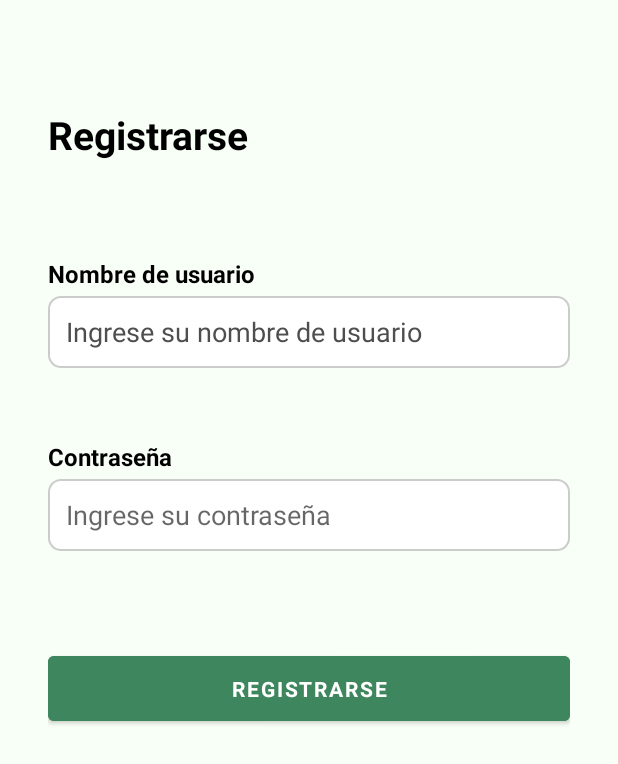
After one commit to Vicserra22/ADNApp, an Android app: the RegisterActivity screen opened directly, with no data from a screen before it, on a phone screen of 412 x 824 dp. The commit adds this screen. Shown: the top 764 px of the screen. Run offline under Robolectric (Android 15) with nearby library versions, the phone set to English and light mode, and no system bars; our stand-ins replace Firebase (no records; nobody signed in at launch, a user with empty details on screens opened directly).

Commit message:
Register flow

```diff
--- a/app/src/main/java/com/example/adnapp/DietSelectionFragment.kt
+++ b/app/src/main/java/com/example/adnapp/DietSelectionFragment.kt
@@ -1,4 +1,4 @@
-package com.example.adnapp.fragments
+package com.example.adnapp
 
 import android.os.Bundle
 import android.view.LayoutInflater
--- /dev/null
+++ b/app/src/main/java/com/example/adnapp/RegisterActivity.kt
@@ -0,0 +1,49 @@
+package com.example.adnapp
+
+import android.content.Intent
+import android.os.Bundle
+import android.widget.Toast
+import androidx.appcompat.app.AppCompatActivity
+import com.google.firebase.auth.FirebaseAuth
+import com.example.adnapp.databinding.ActivityRegisterBinding
+
+class RegisterActivity : AppCompatActivity() {
+
+    private lateinit var binding: ActivityRegisterBinding
+    private lateinit var auth: FirebaseAuth
+
+    override fun onCreate(savedInstanceState: Bundle?) {
+        super.onCreate(savedInstanceState)
+        binding = ActivityRegisterBinding.inflate(layoutInflater)
+        setContentView(binding.root)
+
+        // Inicializar Firebase Auth
+        auth = FirebaseAuth.getInstance()
+
+        // Manejo del botón de registro
+        binding.registerButton.setOnClickListener {
+            val email = binding.usernameEditText.text.toString().trim()
+            val password = binding.passwordEditText.text.toString().trim()
+
+            if (email.isNotEmpty() && password.length >= 6) {
+                auth.createUserWithEmailAndPassword(email, password)
+                    .addOnCompleteListener { task ->
+                        if (task.isSuccessful) {
+                            Toast.makeText(this, "Registro exitoso", Toast.LENGTH_SHORT).show()
+                            // Redirigir a la actividad principal tras el registro
+                            startActivity(Intent(this, MainActivity::class.java))
+                            finish()
+                        } else {
+                            Toast.makeText(this, "Error: ${task.exception?.message}", Toast.LENGTH_LONG).show()
+                        }
+                    }
+            } else {
+                Toast.makeText(
+                    this,
+                    "Introduce un email válido y una contraseña de al menos 6 caracteres",
+                    Toast.LENGTH_SHORT
+                ).show()
+            }
+        }
+    }
+}
--- /dev/null
+++ b/app/src/main/res/drawable/edittext_background.xml
@@ -0,0 +1,6 @@
+<?xml version="1.0" encoding="utf-8"?>
+<shape xmlns:android="http://schemas.android.com/apk/res/android" android:shape="rectangle">
+    <solid android:color="#FFFFFF" />
+    <corners android:radius="8dp" />
+    <stroke android:width="1dp" android:color="#CCCCCC" />
+</shape>
--- /dev/null
+++ b/app/src/main/res/layout/activity_register.xml
@@ -0,0 +1,81 @@
+<?xml version="1.0" encoding="utf-8"?>
+<ScrollView xmlns:android="http://schemas.android.com/apk/res/android"
+    android:layout_width="match_parent"
+    android:layout_height="match_parent"
+    android:background="@color/background_light"
+    android:padding="32dp">
+
+    <LinearLayout
+        android:layout_width="match_parent"
+        android:layout_height="wrap_content"
+        android:orientation="vertical"
+        android:layout_marginVertical="40dp">
+
+        <TextView
+            android:layout_width="wrap_content"
+            android:layout_height="wrap_content"
+            android:layout_marginBottom="32dp"
+            android:fontFamily="sans-serif"
+            android:text="@string/registrarse"
+            android:textColor="#000000"
+            android:textSize="26sp"
+            android:textStyle="bold" />
+
+        <TextView
+            android:layout_width="wrap_content"
+            android:layout_height="wrap_content"
+            android:layout_marginBottom="4dp"
+            android:fontFamily="sans-serif"
+            android:text="@string/nombre_de_usuario"
+            android:textColor="@color/adn_black"
+            android:textSize="16sp"
+            android:textStyle="bold"
+            android:layout_marginTop="32dp"/>
+
+        <EditText
+            android:id="@+id/usernameEditText"
+            android:layout_width="match_parent"
+            android:layout_height="48dp"
+            android:layout_marginBottom="16dp"
+            android:background="@drawable/edittext_background"
+            android:fontFamily="sans-serif"
+            android:hint="@string/ingrese_su_nombre_de_usuario"
+            android:padding="12dp"
+            android:textColorHint="@color/placeholder" />
+
+        <TextView
+            android:layout_width="wrap_content"
+            android:layout_height="wrap_content"
+            android:layout_marginBottom="4dp"
+            android:fontFamily="sans-serif"
+            android:text="@string/contrase_a"
+            android:textColor="@color/adn_black"
+            android:textSize="16sp"
+            android:textStyle="bold"
+            android:layout_marginTop="32dp"/>
+
+        <EditText
+            android:id="@+id/passwordEditText"
+            android:layout_width="match_parent"
+            android:layout_height="48dp"
+            android:layout_marginBottom="32dp"
+            android:background="@drawable/edittext_background"
+            android:fontFamily="sans-serif"
+            android:hint="@string/ingrese_su_contrase_a"
+            android:inputType="textPassword"
+            android:padding="12dp" />
+
+        <Button
+            android:id="@+id/registerButton"
+            android:layout_width="match_parent"
+            android:layout_height="wrap_content"
+            android:backgroundTint="#3E865D"
+            android:fontFamily="sans-serif"
+            android:padding="12dp"
+            android:text="@string/registrarse"
+            android:textColor="#FFFFFF"
+            android:textStyle="bold"
+            android:layout_marginTop="32dp"/>
+
+    </LinearLayout>
+</ScrollView>
--- a/app/src/main/res/layout/fragment_diet_selection.xml
+++ b/app/src/main/res/layout/fragment_diet_selection.xml
@@ -20,6 +20,7 @@
 
     <Button
         android:id="@+id/btnNextDiet"
+        android:layout_marginHorizontal="40dp"
         android:layout_width="0dp"
         android:layout_height="wrap_content"
         android:text="@string/siguiente"
--- a/app/src/main/res/values/colors.xml
+++ b/app/src/main/res/values/colors.xml
@@ -12,4 +12,6 @@
     <color name="adn_black">#000000</color>
     <color name="adn_dark_green">#398F60</color>
     <color name="adn_light_green">#C8E6C9</color>
+    <color name="background_light">#F8FFF6</color>
+    <color name="placeholder">#4E4E4E</color>
 </resources>
--- a/app/src/main/res/values/strings.xml
+++ b/app/src/main/res/values/strings.xml
@@ -24,4 +24,12 @@
     <string name="frutos_secos">Frutos secos</string>
     <string name="alimentos_favoritos">Alimentos favoritos</string>
     <string name="finalizar">Finalizar</string>
+    <string name="log_in">Log in</string>
+    <string name="sign_up">Sign up</string>
+    <string name="registrarse">Registrarse</string>
+    <string name="nombre_de_usuario">Nombre de usuario</string>
+    <string name="ingrese_su_nombre_de_usuario">Ingrese su nombre de usuario</string>
+    <string name="contrase_a">Contraseña</string>
+    <string name="ingrese_su_contrase_a">Ingrese su contraseña</string>
+    <string name="iniciar_sesi_n">Iniciar Sesión</string>
 </resources>
--- a/build.gradle.kts
+++ b/build.gradle.kts
@@ -2,4 +2,6 @@
 plugins {
     alias(libs.plugins.android.application) apply false
     alias(libs.plugins.kotlin.android) apply false
+    id("com.google.gms.google-services") version "4.4.2" apply false
+
 }
```
Also changed, not shown: app/build.gradle.kts (+14 -0 lines), app/src/main/AndroidManifest.xml (+33 -7 lines), app/src/main/java/com/example/adnapp/LoginActivity.kt (added, +45 -0 lines), app/src/main/java/com/example/adnapp/StartActivity.kt (added, +26 -0 lines), app/src/main/java/com/example/adnapp/WelcomeActivity.kt (added, +25 -0 lines), app/src/main/res/layout/activity_login.xml (added, +85 -0 lines), app/src/main/res/layout/activity_welcome.xml (added, +39 -0 lines), gradle/libs.versions.toml (+9 -0 lines), 1 other file.
